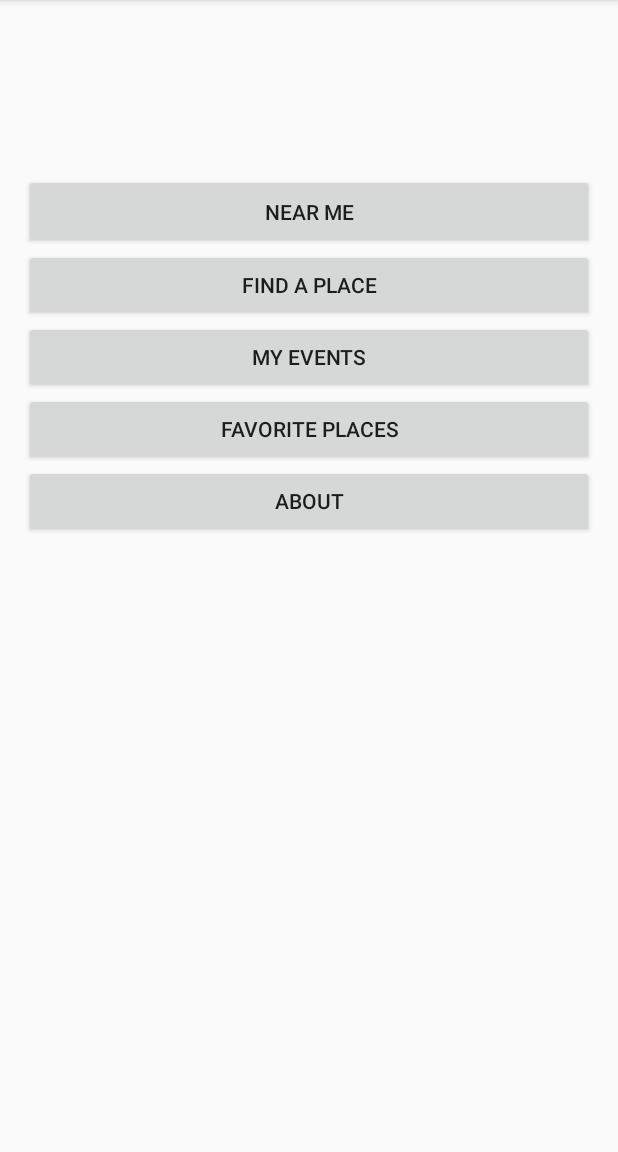
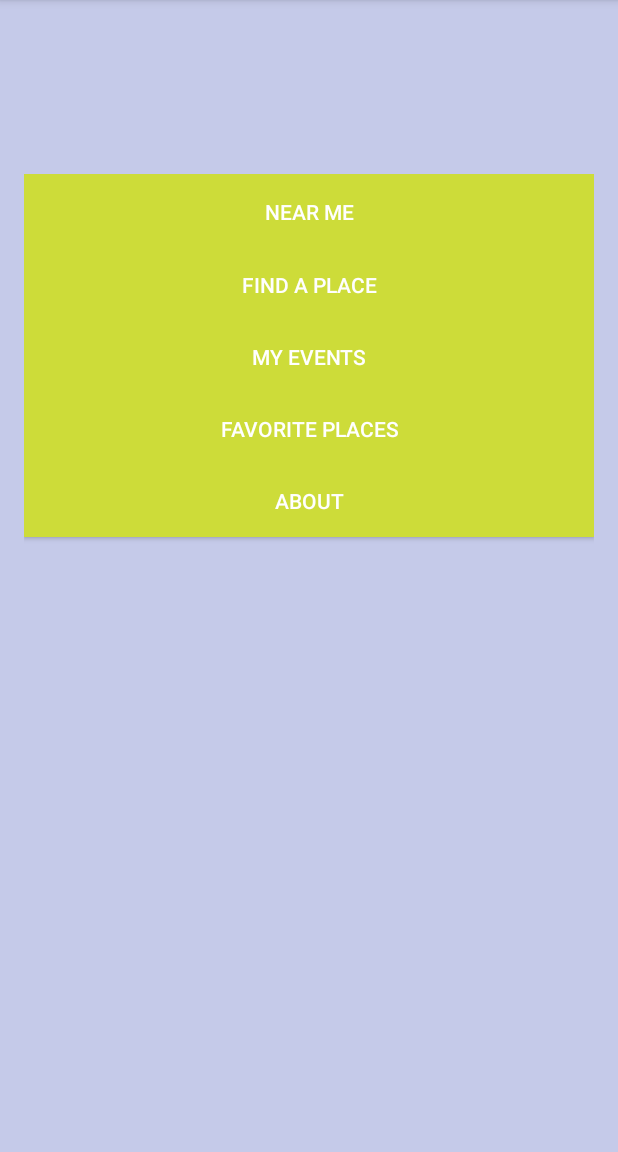
Before and after one commit to Moser-ss/lets-meet-dev, an Android app: the MenuActivity screen opened directly, with no data from a screen before it, on a phone screen of 412 x 824 dp, the part 84-1236 px from its top. Run offline under Robolectric (Android 15) with nearby library versions, the phone set to English and light mode, and no system bars.

Commit message:
changed background colours and buttons

```diff
--- a/LetsMeetApp/app/src/main/res/layout/activity_menu.xml
+++ b/LetsMeetApp/app/src/main/res/layout/activity_menu.xml
@@ -7,7 +7,8 @@
     android:paddingLeft="@dimen/activity_horizontal_margin"
     android:paddingRight="@dimen/activity_horizontal_margin"
     android:paddingTop="@dimen/activity_vertical_margin"
-    tools:context="com.mobile.cls.letsmeetapp.MenuActivity">
+    tools:context="com.mobile.cls.letsmeetapp.MenuActivity"
+    android:background="@color/colorPrimaryLight">
 
     <LinearLayout
         android:orientation="horizontal"
@@ -25,14 +26,16 @@
         <TextView
             android:layout_width="fill_parent"
             android:layout_height="fill_parent"
-            android:id="@+id/userInfo" />
+            android:id="@+id/userInfo"
+            android:background="@color/colorPrimaryLight" />
     </LinearLayout>
 
     <LinearLayout
         android:orientation="vertical"
         android:layout_width="fill_parent"
         android:layout_height="fill_parent"
-        android:layout_below="@+id/linearLayout2">
+        android:layout_below="@+id/linearLayout2"
+        android:background="@color/colorPrimaryLight">
 
         <Button
             android:layout_width="match_parent"
@@ -40,7 +43,9 @@
             android:text="Near Me"
             android:onClick="goNearMe"
             android:id="@+id/nearMeButton"
-            android:layout_gravity="center_horizontal" />
+            android:layout_gravity="center_horizontal"
+            android:textColor="#ffffff"
+            android:background="@color/colorAccent" />
 
         <Button
             android:layout_width="match_parent"
@@ -48,7 +53,9 @@
             android:text="Find a Place"
             android:onClick="goFindAPlace"
             android:id="@+id/findAPlaceButton"
-            android:layout_gravity="center_horizontal" />
+            android:layout_gravity="center_horizontal"
+            android:textColor="#fefefe"
+            android:background="@color/colorAccent" />
 
         <Button
             android:layout_width="match_parent"
@@ -56,7 +63,9 @@
             android:text="My Events"
             android:onClick="goMyEvents"
             android:id="@+id/myEventsButton"
-            android:layout_gravity="center_horizontal" />
+            android:layout_gravity="center_horizontal"
+            android:textColor="#ffffff"
+            android:background="@color/colorAccent" />
 
         <Button
             android:layout_width="match_parent"
@@ -64,7 +73,9 @@
             android:text="Favorite Places"
             android:onClick="goFavoritePlaces"
             android:id="@+id/favoritePlacesButton"
-            android:layout_gravity="center_horizontal" />
+            android:layout_gravity="center_horizontal"
+            android:textColor="#ffffff"
+            android:background="@color/colorAccent" />
 
         <Button
             android:layout_width="match_parent"
@@ -72,7 +83,9 @@
             android:text="About"
             android:onClick="goOptions"
             android:id="@+id/optionsButton"
-            android:layout_gravity="center_horizontal" />
+            android:layout_gravity="center_horizontal"
+            android:background="@color/colorAccent"
+            android:textColor="#ffffff" />
     </LinearLayout>
 
 </RelativeLayout>
--- a/LetsMeetApp/app/src/main/res/layout/activity_signin.xml
+++ b/LetsMeetApp/app/src/main/res/layout/activity_signin.xml
@@ -16,7 +16,7 @@
         android:gravity="center_horizontal"
         android:orientation="vertical"
         android:weightSum="1"
-        android:background="#242424">
+        android:background="@color/colorPrimaryLight">
 
         <ImageView
             android:id="@+id/google_icon"
@@ -65,7 +65,7 @@
         android:layout_width="fill_parent"
         android:layout_height="0dp"
         android:layout_weight="1"
-        android:background="@color/blue_grey_900">
+        android:background="@color/colorPrimaryLight">
 
         <com.google.android.gms.common.SignInButton
             android:id="@+id/sign_in_button"
--- a/LetsMeetApp/app/src/main/res/values/colors.xml
+++ b/LetsMeetApp/app/src/main/res/values/colors.xml
@@ -1,7 +1,8 @@
 <?xml version="1.0" encoding="utf-8"?>
 <resources>
-    <color name="colorPrimary">#3F51B5</color>
+    <color name="colorPrimary">#3f51b5</color>
     <color name="colorPrimaryDark">#303F9F</color>
+    <color name="colorPrimaryLight">#c5cae9</color>
     <color name="colorAccent">#cddc39</color>
     <color name="blue_grey_500">#607D8B</color>
     <color name="blue_grey_600">#546E7A</color>
@@ -11,6 +12,6 @@
     <color name="primary_light">#C5CAE9</color>
     <color name="primary_text">#212121</color>
     <color name="secondary_text">#727272</color>
-    <color name="icons">#FFFFFF</color>
+    <color name="icons">#ffffff</color>
     <color name="divider">#B6B6B6</color>
 </resources>
```
Also changed, not shown: LetsMeetApp/app/src/main/res/layout/activity_favorite.xml (+7 -3 lines), LetsMeetApp/app/src/main/res/layout/activity_find_place.xml (+13 -6 lines), LetsMeetApp/app/src/main/res/layout/activity_main.xml (+15 -8 lines), LetsMeetApp/app/src/main/res/layout/activity_my_events.xml (+7 -3 lines), LetsMeetApp/app/src/main/res/layout/activity_near_me.xml (+5 -2 lines), LetsMeetApp/app/src/main/res/layout/activity_options.xml (+9 -4 lines).
